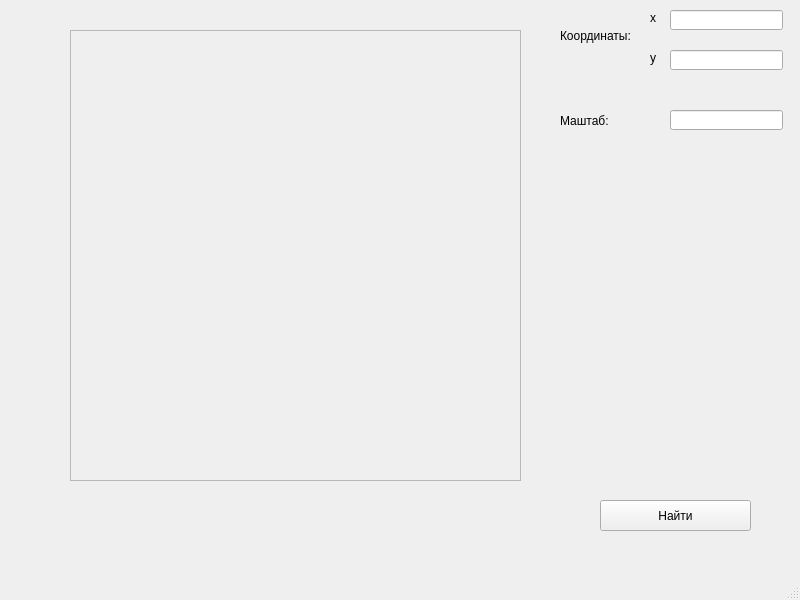
First picture: the form in widget.ui, repository paprico-scar/map, before the edit.
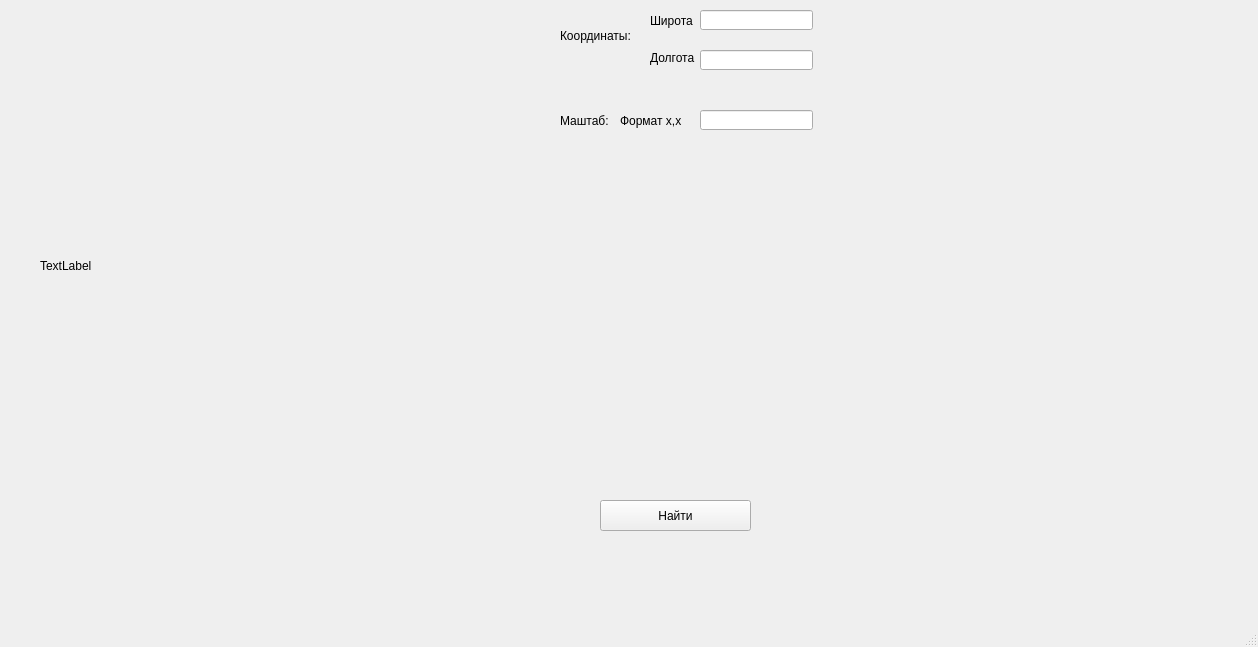
Second picture: the form after the edit.

The edit to the form file:
```diff
--- a/widget.ui
+++ b/widget.ui
@@ -6,30 +6,14 @@
    <rect>
     <x>0</x>
     <y>0</y>
-    <width>800</width>
-    <height>600</height>
+    <width>1258</width>
+    <height>647</height>
    </rect>
   </property>
   <property name="windowTitle">
    <string>big map</string>
   </property>
   <widget class="QWidget" name="centralwidget">
-   <widget class="QFrame" name="map">
-    <property name="geometry">
-     <rect>
-      <x>70</x>
-      <y>30</y>
-      <width>451</width>
-      <height>451</height>
-     </rect>
-    </property>
-    <property name="frameShape">
-     <enum>QFrame::StyledPanel</enum>
-    </property>
-    <property name="frameShadow">
-     <enum>QFrame::Raised</enum>
-    </property>
-   </widget>
    <widget class="QLabel" name="label">
     <property name="geometry">
      <rect>
@@ -46,7 +30,7 @@
    <widget class="QLineEdit" name="coord_x">
     <property name="geometry">
      <rect>
-      <x>670</x>
+      <x>700</x>
       <y>10</y>
       <width>113</width>
       <height>20</height>
@@ -56,7 +40,7 @@
    <widget class="QLineEdit" name="coord_y">
     <property name="geometry">
      <rect>
-      <x>670</x>
+      <x>700</x>
       <y>50</y>
       <width>113</width>
       <height>20</height>
@@ -68,12 +52,12 @@
      <rect>
       <x>650</x>
       <y>10</y>
-      <width>16</width>
-      <height>16</height>
+      <width>61</width>
+      <height>21</height>
      </rect>
     </property>
     <property name="text">
-     <string>x</string>
+     <string>Широта</string>
     </property>
    </widget>
    <widget class="QLabel" name="label_3">
@@ -81,12 +65,12 @@
      <rect>
       <x>650</x>
       <y>50</y>
-      <width>16</width>
+      <width>51</width>
       <height>16</height>
      </rect>
     </property>
     <property name="text">
-     <string>y</string>
+     <string>Долгота</string>
     </property>
    </widget>
    <widget class="QLabel" name="label_4">
@@ -105,7 +89,7 @@
    <widget class="QLineEdit" name="spn">
     <property name="geometry">
      <rect>
-      <x>670</x>
+      <x>700</x>
       <y>110</y>
       <width>113</width>
       <height>20</height>
@@ -125,6 +109,32 @@
      <string>Найти</string>
     </property>
    </widget>
+   <widget class="QLabel" name="map">
+    <property name="geometry">
+     <rect>
+      <x>40</x>
+      <y>40</y>
+      <width>451</width>
+      <height>451</height>
+     </rect>
+    </property>
+    <property name="text">
+     <string>TextLabel</string>
+    </property>
+   </widget>
+   <widget class="QLabel" name="label_5">
+    <property name="geometry">
+     <rect>
+      <x>620</x>
+      <y>110</y>
+      <width>71</width>
+      <height>21</height>
+     </rect>
+    </property>
+    <property name="text">
+     <string>Формат x,x</string>
+    </property>
+   </widget>
   </widget>
   <widget class="QMenuBar" name="menubar">
    <property name="geometry">
```
Left out of the diff: 4 changed lines with no effect on the pictures.
